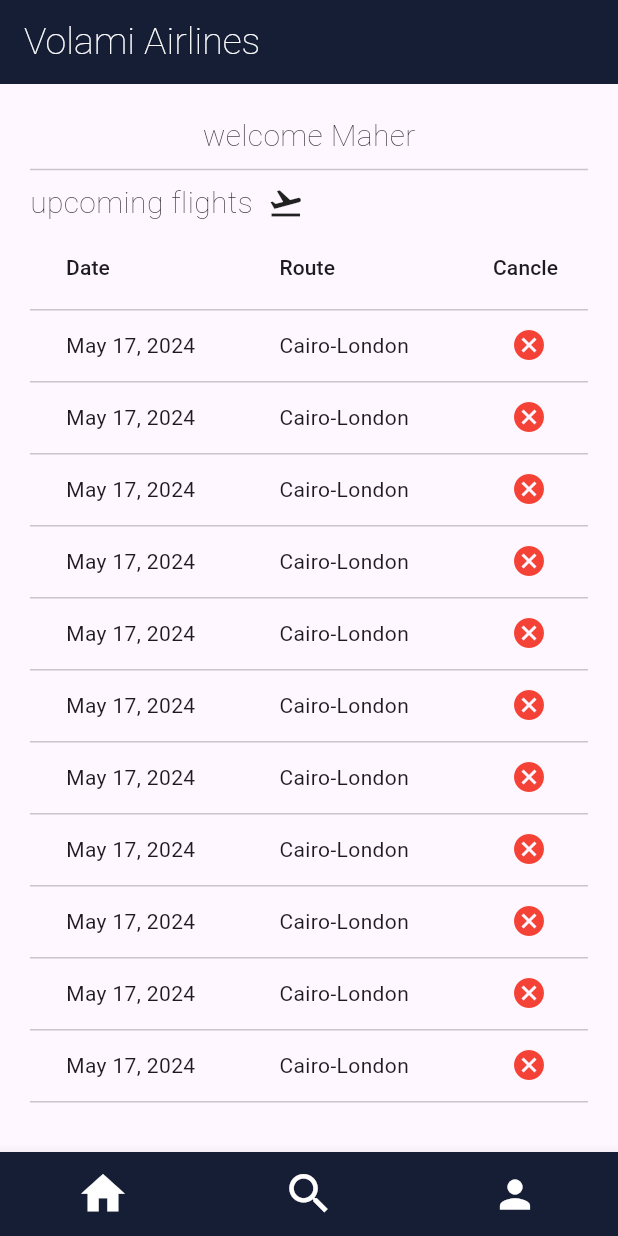
After one commit to xmaherr/air_plane_mobile_app, a Flutter app: the HomeScreenLayout screen opened directly, after a tap on the "cancel" icon, on a phone screen of 412 x 824 dp. The commit adds this screen. Run offline on Flutter 3.47's test engine with Material 3 defaults, Android fonts, the phone set to English and light mode, and no system bars; our stand-ins replace bloc, flutter_bloc; accounts and stored records are empty; Roboto replaces fonts that are missing (Times New Roman).

Commit message:
home page screen (upcoming flights)

```diff
--- a/lib/layout/home_layout.dart
+++ b/lib/layout/home_layout.dart
@@ -3,6 +3,7 @@ import 'package:air_plane/shared/cubit/app_cubit.dart';
 import 'package:flutter/material.dart';
 import 'package:intl/intl.dart';
 import 'package:flutter_bloc/flutter_bloc.dart';
+import '../modules/hame_screen_module.dart';
 import '../shared/components/components.dart';
 import '../shared/cubit/search_screen_cubit.dart';
 
@@ -32,6 +33,18 @@ class HomeScreenLayout extends StatelessWidget {
         iconSize: 35,
         selectedFontSize: 0,
         unselectedFontSize: 0,
+        onTap: (value)
+        {
+          print(value);
+          if(value == 0)
+            {
+              cubit.changeScreenIndex(index: 1);
+            }
+          else if (value == 1)
+            {
+              cubit.changeScreenIndex(index: 0);
+            }
+        },
         items: const [
           BottomNavigationBarItem(
             icon: Icon(
@@ -39,17 +52,11 @@ class HomeScreenLayout extends StatelessWidget {
               color: Colors.white,
             ),
             label: '',
+
           ),
           BottomNavigationBarItem(
             icon: Icon(
               Icons.search,
-              color: Colors.white,
-            ),
-            label: '',
-          ),
-          BottomNavigationBarItem(
-            icon: Icon(
-              Icons.mail_outline,
               color: Colors.white,
             ),
             label: '',
--- /dev/null
+++ b/lib/modules/hame_screen_module.dart
@@ -0,0 +1,98 @@
+import 'package:flutter/cupertino.dart';
+import 'package:flutter/material.dart';
+import 'package:intl/intl.dart';
+class HomeScreenModule extends StatelessWidget {
+  const HomeScreenModule ({super.key});
+
+  @override
+  Widget build(BuildContext context) {
+    return Scaffold(
+      appBar: AppBar(
+        title: Text(
+            "Volami Airlines",
+          style: TextStyle(
+            color: Colors.white,
+            fontSize: 25,
+            fontWeight: FontWeight.w100,
+            fontFamily: 'Times New Roman',
+          ),
+        ),
+        automaticallyImplyLeading: false,
+        backgroundColor: const Color(0xFF161E36),
+      ),
+      body: Container(
+        width: double.infinity,
+        padding: EdgeInsets.all(20.0),
+        child: Column(
+          children: [
+            Text("welcome Maher",
+            style: TextStyle(
+                fontSize: 20,
+              fontWeight: FontWeight.w100,
+              fontFamily: 'Times New Roman',
+            ),
+            ),
+            Divider(),
+            Row(
+              children: [
+                Text("upcoming flights",
+                  style: TextStyle(
+                    fontSize: 20,
+                    fontWeight: FontWeight.w100,
+                    fontFamily: 'Times New Roman',
+                  ),
+                ),
+                SizedBox(width: 10,),
+                Icon(Icons.flight_takeoff)
+              ],
+            ),
+            Expanded(
+              child:  SingleChildScrollView(
+                scrollDirection: Axis.horizontal,
+                child: SingleChildScrollView(
+                  scrollDirection: Axis.vertical,
+                  child: DataTable(
+                    columns: const <DataColumn>[
+                      DataColumn(
+                        label: Text('Date'),
+                      ),
+                      DataColumn(
+                        label: Text('Route'),
+                      ),
+                      DataColumn(
+                        label: Text('Cancle'),
+                      ),
+                    ],
+                    rows: List<DataRow>.generate(
+                      20,
+                          (index) => DataRow(
+                        cells: <DataCell>[
+                          DataCell(Text(DateFormat.yMMMd().format(DateTime.now()))), DataCell(
+                            ConstrainedBox(
+                              constraints: BoxConstraints(maxWidth: 90), // Limit the width of the Route column
+                              child: Text('Cairo-London'),
+                            ),
+                          ),
+                          DataCell(
+                            IconButton(
+                              icon: Icon(Icons.cancel),
+                              color: Colors.red,
+                              onPressed: () {
+                                // Define your cancel button action here
+                                print('Cancel button pressed for Person $index');
+                              },
+                            ),
+                          ),
+                        ],
+                      ),
+                    ),
+                  ),
+                ),
+              ),
+            ),
+          ],
+        ),
+      ),
+    );
+  }
+}
--- a/lib/shared/cubit/app_cubit.dart
+++ b/lib/shared/cubit/app_cubit.dart
@@ -3,6 +3,7 @@ import 'package:flutter/cupertino.dart';
 import 'package:meta/meta.dart';
 import 'package:flutter_bloc/flutter_bloc.dart';
 
+import '../../modules/hame_screen_module.dart';
 import '../../modules/search_screen_module.dart';
 
 part 'app_state.dart';
@@ -12,6 +13,7 @@ class AppCubit extends Cubit<AppState> {
   int screenIndex = 0;
   List<Widget> currentScreen =[
     SearchScreenModule(),
+    HomeScreenModule(),
   ];
 
   static AppCubit get(context) => BlocProvider.of(context);
```
Also changed, not shown: lib/modules/search_screen_v2.dart (deleted, +0 -443 lines), pubspec.lock.
